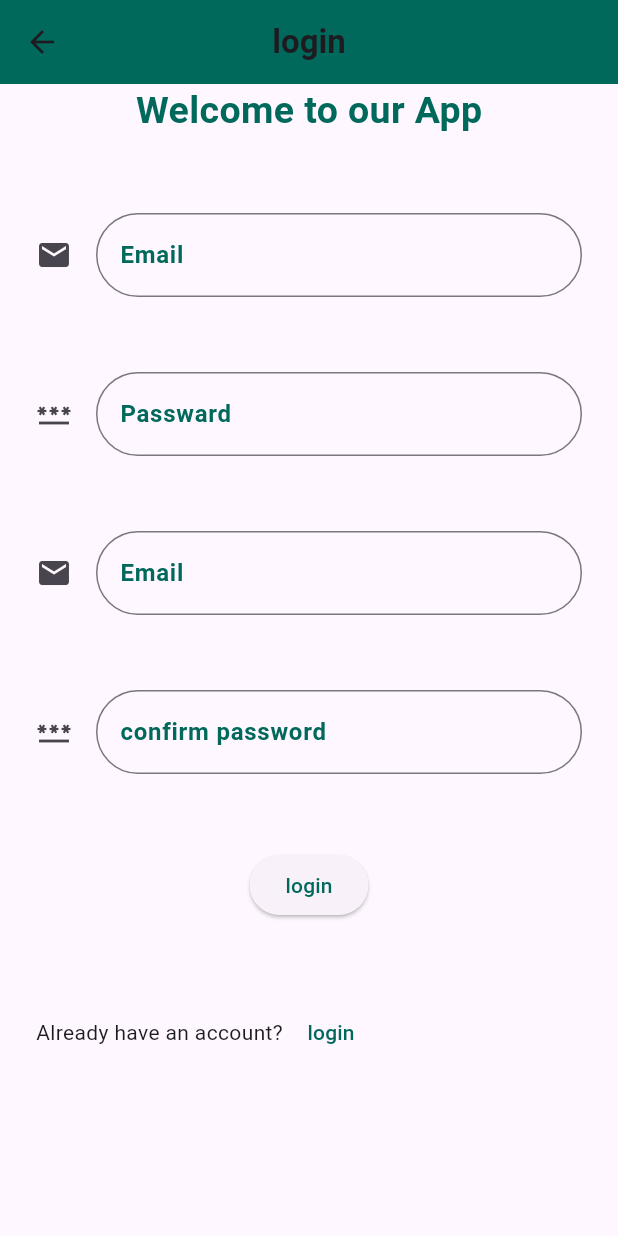
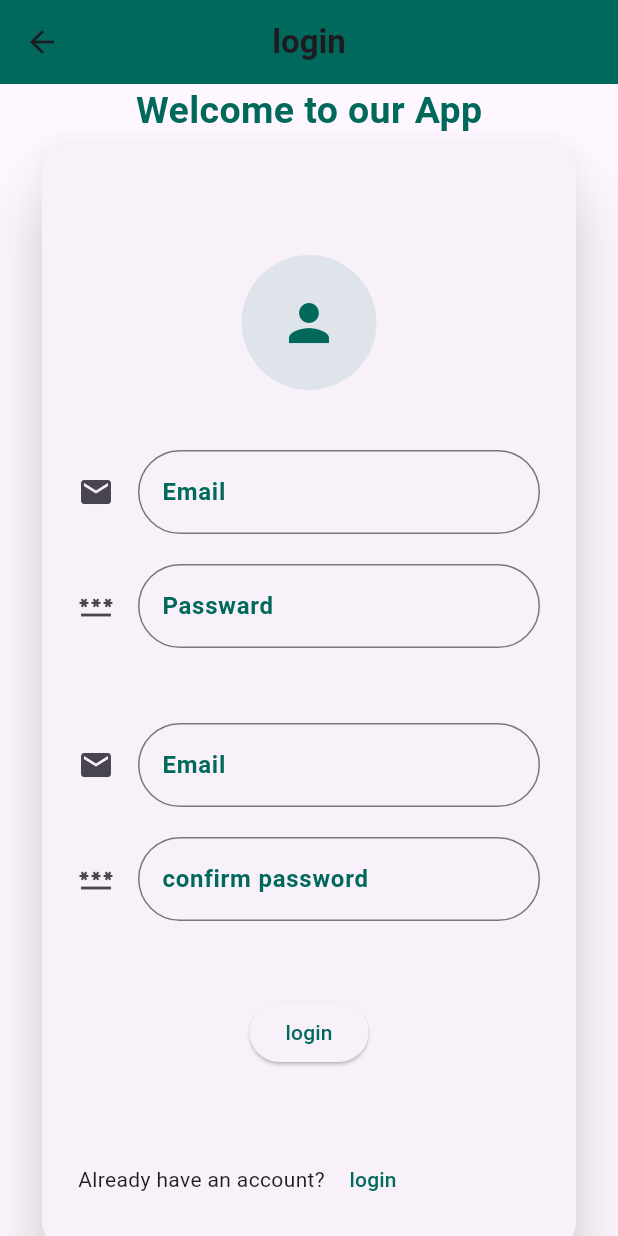
Before and after one commit to AbdulrhmanDV/B3-project, a Flutter app: the SignUp screen opened directly, on a phone screen of 412 x 824 dp. Run offline on Flutter 3.47's test engine with Material 3 defaults, Android fonts, the phone set to English and light mode, and no system bars.

Commit message:
Update sign_up.dart

```diff
--- a/lib/screens/sign_up.dart
+++ b/lib/screens/sign_up.dart
@@ -32,7 +32,30 @@ class _SignUpState extends State<SignUp> {
                 color: Color(0xFF00695C),fontSize: 25,fontWeight: FontWeight.w600,
               ),),
 
-              SizedBox(height: 50,),
+          Card(
+            elevation: 20,
+            shape: RoundedRectangleBorder(
+              borderRadius: BorderRadius.circular(20),
+            ),
+            child: Padding(
+              padding: EdgeInsets.all(24.0),
+              child: Column(
+                children: [
+                  SizedBox(height: 50,),
+                  Container(
+                    height: 90,
+                    width: 90,
+                    decoration: BoxDecoration(
+                      shape: BoxShape.circle,
+                      color: Color(0xFF00695C).withOpacity(0.1),
+                    ),
+                    child: Icon(
+                      Icons.person,
+                      size: 40,
+                      color: Color(0xFF00695C),
+                    ),
+                  ),
+              SizedBox(height: 40),
               TextField(
                 controller:emailController ,
                 decoration: InputDecoration(
@@ -43,7 +66,7 @@ class _SignUpState extends State<SignUp> {
 
 
               ),
-              SizedBox(height: 50,),
+              SizedBox(height: 20,),
               TextField(
                 controller: passwordController,
                 obscureText: true,
@@ -63,7 +86,7 @@ class _SignUpState extends State<SignUp> {
 
 
               ),
-              SizedBox(height: 50,),
+              SizedBox(height: 20,),
               TextField(
                 controller: confirmController,
                 obscureText: true,
@@ -104,8 +127,11 @@ class _SignUpState extends State<SignUp> {
         ),
       ),
 
+    ],
+        ),
 
-
+        ),
+      ),
     );
   }
 }
```
